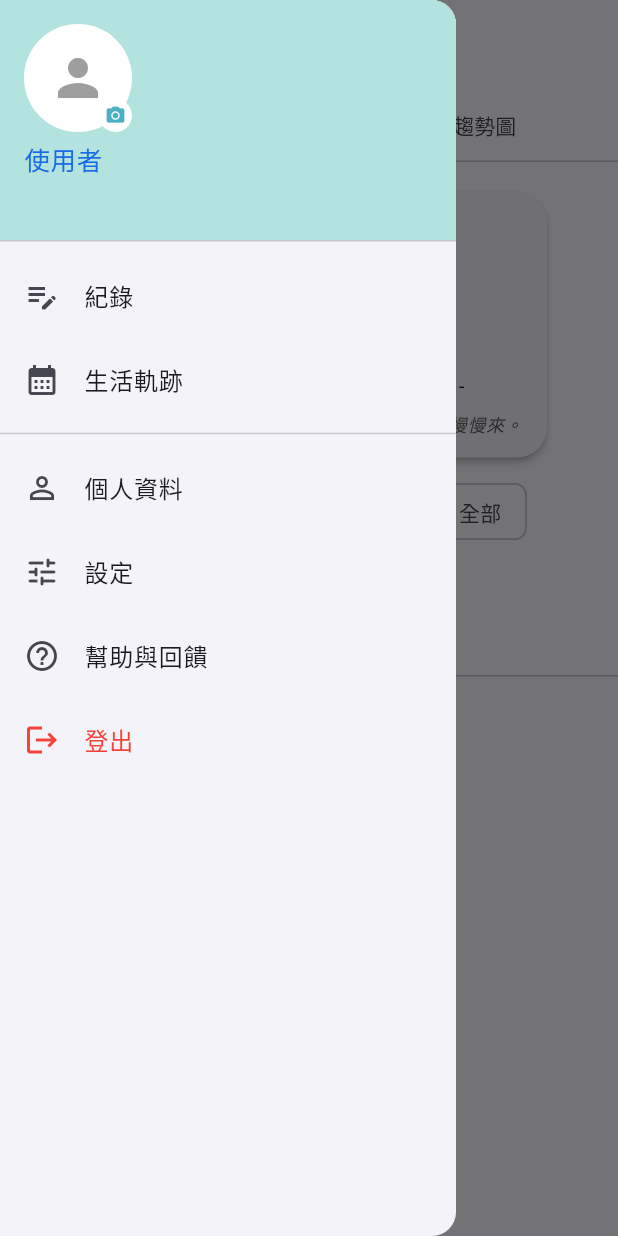
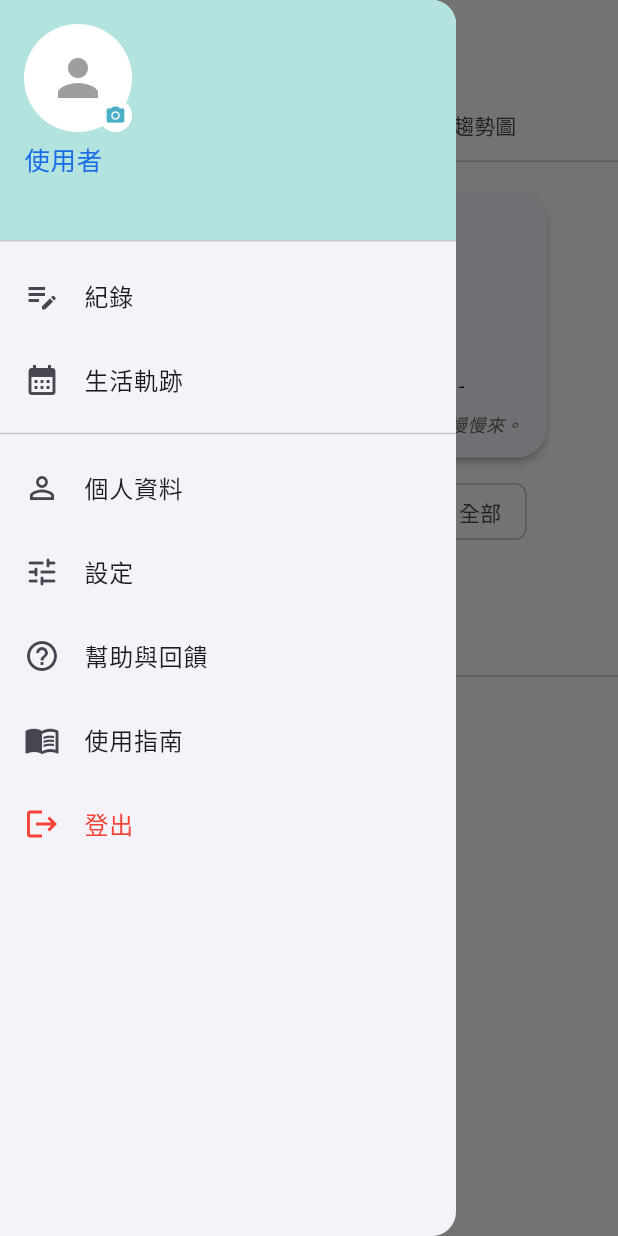
Before and after one commit to 2019chenqq/moodsogood_app, a Flutter app: the DailyRecordHistory screen opened directly, with the side drawer open, on a phone screen of 412 x 824 dp. Run offline on Flutter 3.47's test engine with Material 3 defaults, Android fonts, the phone set to English and light mode, and no system bars; our stand-ins replace cloud_firestore, cloud_functions, firebase_auth, firebase_core, firebase_storage, fl_chart and 15 more; missing offline and left inert: android_alarm_manager_plus, encrypt, purchases_flutter; accounts and stored records are empty; Roboto replaces fonts that are missing (LXGWWenKai).

Commit message:
[add]新增App使用指南

```diff
--- a/lib/widgets/main_drawer.dart
+++ b/lib/widgets/main_drawer.dart
@@ -4,6 +4,7 @@ import 'package:firebase_auth/firebase_auth.dart';
 import 'package:firebase_storage/firebase_storage.dart'; // 🔥 存照片用
 import 'package:image_picker/image_picker.dart'; // 🔥 選照片用
 import 'package:google_sign_in/google_sign_in.dart';
+import 'package:url_launcher/url_launcher.dart';
 
 import 'dart:io';
 import '../settings_page.dart';
@@ -22,6 +23,9 @@ class MainDrawer extends StatefulWidget {
 
 class _MainDrawerState extends State<MainDrawer> {
   bool _isUploading = false; // 用來控制轉圈圈
+
+  static const _userGuideUrl =
+      'https://www.notion.so/App-3557a479d31f800f842dd1ffb9ef5409?source=copy_link';
 
   /// 從 Firestore 加載日記記錄用於導出
   Future<void> _pickAndUploadImage() async {
@@ -95,6 +99,16 @@ class _MainDrawerState extends State<MainDrawer> {
       if (!mounted) return;
       ScaffoldMessenger.of(context).showSnackBar(
         SnackBar(content: Text('登出失敗：$e')),
+      );
+    }
+  }
+
+  Future<void> _openUserGuide() async {
+    final uri = Uri.parse(_userGuideUrl);
+    final ok = await launchUrl(uri, mode: LaunchMode.externalApplication);
+    if (!ok && mounted) {
+      ScaffoldMessenger.of(context).showSnackBar(
+        const SnackBar(content: Text('無法開啟使用指南，請稍後再試。')),
       );
     }
   }
@@ -234,6 +248,14 @@ class _MainDrawerState extends State<MainDrawer> {
             },
           ),
           ListTile(
+            leading: const Icon(Icons.menu_book_outlined),
+            title: const Text('使用指南'),
+            onTap: () {
+              Navigator.pop(context);
+              _openUserGuide();
+            },
+          ),
+          ListTile(
             leading: const Icon(Icons.logout, color: Colors.red),
             title: const Text('登出', style: TextStyle(color: Colors.red)),
             onTap: () async {
```
